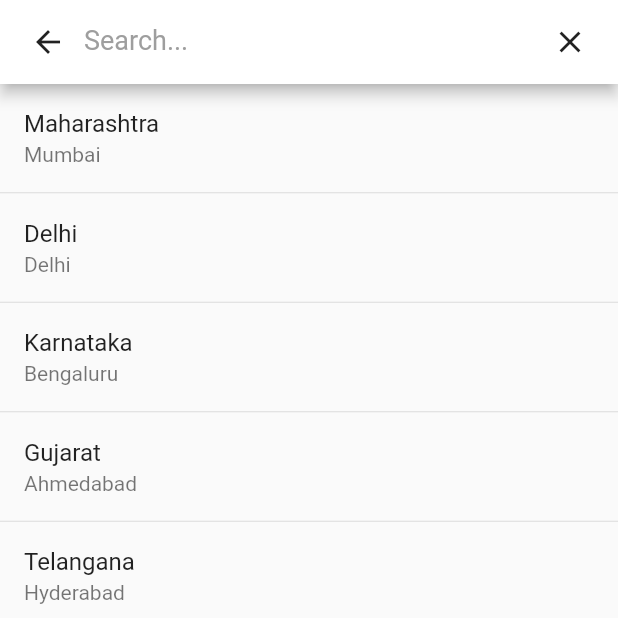
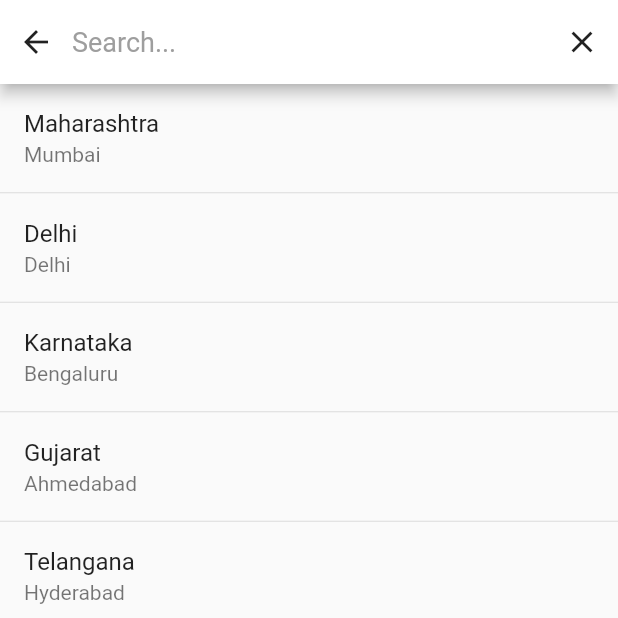
Before and after one commit to kishandonga/flutter_material_search_bar, a Flutter app: the MaterialSearchBarDialogSample screen opened directly, after a tap on the "search" icon, on a phone screen of 412 x 824 dp, the top half of it. Run offline on Flutter 3.47's test engine with Material 2 defaults, Android fonts, the phone set to English and light mode, and no system bars; our stand-ins replace device_preview; missing offline and left inert: circular_reveal_animation.

Commit message:
test on mobile device and change accordingly

```diff
--- a/example/lib/msb_dialog_sample.dart
+++ b/example/lib/pages/msb_dialog_sample.dart
@@ -37,13 +37,14 @@ class _MaterialSearchBarDialogSampleState
   Widget build(BuildContext context) {
     return Scaffold(
       appBar: AppBar(
-        title: const Text('Material SearchBar Dialog Sample'),
+        title: const Text('MSB With Dialog'),
         actions: [
           IconButton(
             icon: const Icon(Icons.search),
             onPressed: () {
               showMaterialSearchBarDialog(
                 context,
+                alignment: Alignment.bottomRight,
                 color: Colors.white,
                 textField: TextField(
                   controller: _searchQuery,
--- a/example/lib/msb_sample.dart
+++ b/example/lib/pages/msb_sample.dart
@@ -40,7 +40,7 @@ class _MaterialSearchBarSampleState extends State<MaterialSearchBarSample> {
       appBar: MaterialSearchBar(
         controller: _controller,
         appBar: AppBar(
-          title: const Text('Material SearchBar Sample'),
+          title: const Text('MSB with AppBar'),
           actions: [
             IconButton(
               icon: const Icon(Icons.search),
@@ -51,7 +51,7 @@ class _MaterialSearchBarSampleState extends State<MaterialSearchBarSample> {
           ],
         ),
         color: Colors.white,
-        alignment: Alignment.center,
+        alignment: Alignment.bottomRight,
         textField: TextField(
           onChanged: (text) {},
           controller: _searchQuery,
--- a/lib/src/material_search_bar.dart
+++ b/lib/src/material_search_bar.dart
@@ -28,7 +28,7 @@ class MaterialSearchBar extends StatefulWidget implements PreferredSizeWidget {
   /// [int] provide animationDuration value default value it is 300
   /// [Color] color for the search bar color, default value is [colorScheme.primary]
   /// [double] toolbarHeight for the search bar height, default value is [kToolbarHeight]
-  /// [EdgeInsetsGeometry] contentPadding default value is 8.0
+  /// [EdgeInsetsGeometry] contentPadding default value is 0.0
   const MaterialSearchBar({
     required this.controller,
     required this.appBar,
@@ -39,7 +39,7 @@ class MaterialSearchBar extends StatefulWidget implements PreferredSizeWidget {
     this.toolbarHeight,
     this.animationDuration,
     this.color,
-    this.contentPadding = const EdgeInsets.all(8.0),
+    this.contentPadding = EdgeInsets.zero,
     super.key,
   });
 
--- a/lib/src/material_search_bar_dialog.dart
+++ b/lib/src/material_search_bar_dialog.dart
@@ -11,7 +11,7 @@ import 'package:flutter/material.dart';
 /// [Alignment] provider animation starting alignment default it is [Alignment.center]
 /// [int] provide animationDuration value default value it is 300
 /// [Color] color for the search bar color, default value is [colorScheme.primary]
-/// [EdgeInsetsGeometry] contentPadding default value is 8.0
+/// [EdgeInsetsGeometry] contentPadding default value is 0.0
 /// [double] toolbarHeight for the search bar height, default value is [kToolbarHeight]
 /// [double] statusBarHeight for the search bar height, default value is [padding.top]
 Future<void> showMaterialSearchBarDialog(
@@ -24,11 +24,10 @@ Future<void> showMaterialSearchBarDialog(
   double? toolbarHeight,
   int? animationDuration,
   Color? color,
-  EdgeInsetsGeometry contentPadding = const EdgeInsets.all(8.0),
+  EdgeInsetsGeometry contentPadding = EdgeInsets.zero,
 }) async {
   final sbHeight = statusBarHeight ?? MediaQuery.of(context).padding.top;
   final abHeight = toolbarHeight ?? kToolbarHeight;
-  final totalHeight = sbHeight + abHeight;
   final animDuration = animationDuration ?? 300;
   final align = alignment ?? Alignment.center;
 
@@ -41,10 +40,16 @@ Future<void> showMaterialSearchBarDialog(
       return Material(
         clipBehavior: Clip.antiAlias,
         color: color ?? Theme.of(context).colorScheme.primary,
-        child: SizedBox(
-          height: totalHeight,
+        child: Column(
+          mainAxisSize: MainAxisSize.min,
+          children: [
+            SizedBox(
+              height: sbHeight,
+            ),
+            SizedBox(
+              height: abHeight,
               child: Align(
-            alignment: Alignment.bottomCenter,
+                alignment: Alignment.center,
                 child: Padding(
                   padding: contentPadding,
                   child: Row(
@@ -58,6 +63,8 @@ Future<void> showMaterialSearchBarDialog(
                   ),
                 ),
               ),
+            ),
+          ],
         ),
       );
     },
```
Also changed, not shown: example/lib/main.dart (+6 -3 lines), example/lib/pages/home_page.dart (renamed from example/lib/home_page.dart, +4 -9 lines). Lines whose indentation alone changed are shown as unchanged.
